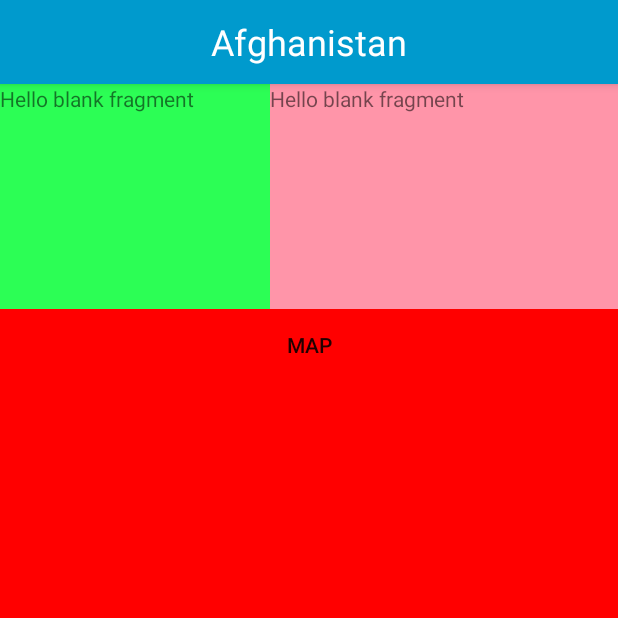
After one commit to Horfenico/ForeignTravelGuide, an Android app: the ActivityCompareResult2 screen opened directly, with no data from a screen before it, on a phone screen of 412 x 824 dp, the top half of it. The commit adds this screen. Run offline under Robolectric (Android 15) with nearby library versions, the phone set to English and light mode, and no system bars.

Commit message:
Added increased functionality

```diff
--- a/app/src/main/AndroidManifest.xml
+++ b/app/src/main/AndroidManifest.xml
@@ -49,6 +49,9 @@
         <activity
             android:name=".ActivityMaps"
             android:label="@string/title_activity_maps"></activity>
+        <activity android:name=".ActivityCompareResult1" />
+        <activity android:name=".ActivityCompareResult2" />
+
     </application>
 
 </manifest>
--- a/app/src/main/java/com/example/eric/foreigntravelguide/ActivityCompare.java
+++ b/app/src/main/java/com/example/eric/foreigntravelguide/ActivityCompare.java
@@ -1,7 +1,13 @@
 package com.example.eric.foreigntravelguide;
 
+import android.content.Intent;
 import android.os.Bundle;
 import android.support.v7.app.ActionBar;
+import android.view.View;
+import android.widget.AdapterView;
+import android.widget.ArrayAdapter;
+import android.widget.AutoCompleteTextView;
+import android.widget.Button;
 import android.widget.TextView;
 
 import java.util.List;
@@ -10,12 +16,17 @@ import java.util.List;
  * Created by Eric on 4/2/2015.
  */
 public class ActivityCompare extends ActivityForeignTravelGuide {
-    List<String> nameList;
+    private List<String> nameList;
+    private String firstCountry = "";
+    private String secndCountry = "";
+    private int firstCountryPos = 0;
+    private int secndCountryPos = 0;
 
     @Override
     protected void onCreate(Bundle savedInstanceState) {
         super.onCreate(savedInstanceState);
         setContentView(R.layout.activity_compare);
+
 
         //Set Action Bar
         ActionBar bar = getSupportActionBar();
@@ -23,6 +34,74 @@ public class ActivityCompare extends ActivityForeignTravelGuide {
         TextView title = (TextView) findViewById(R.id.title);
         title.setText("Compare");
 
+        nameList = getCountryNames();
+        //Set up AutoText1
+        ArrayAdapter<String> aa = new ArrayAdapter<String>(this,
+                android.R.layout.simple_dropdown_item_1line, nameList);
+        AutoCompleteTextView country1 = (AutoCompleteTextView) findViewById(R.id.compareText1);
+
+        country1.setAdapter(aa);
+        //On Click
+        country1.setOnItemClickListener(new AdapterView.OnItemClickListener() {
+            public void onItemClick(AdapterView parent, View view, int position, long id) {
+                String selection = (String) parent.getItemAtPosition(position);
+                int pos = -1;
+
+                for (int i = 0; i < nameList.size(); i++) {
+                    if (nameList.get(i).equals(selection)) {
+                        pos = i;
+                        break;
+                    }
+                }
+                //Assign selected country name and position to be used on button click
+                firstCountry = selection;
+                firstCountryPos = pos;
+            }
+        });
+
+        //Set up 2nd AutoText
+        ArrayAdapter<String> ab = new ArrayAdapter<String>(this,
+                android.R.layout.simple_dropdown_item_1line, nameList);
+        AutoCompleteTextView country2 = (AutoCompleteTextView) findViewById(R.id.compareText2);
+
+        country2.setAdapter(ab);
+        //On Click
+        country2.setOnItemClickListener(new AdapterView.OnItemClickListener() {
+            public void onItemClick(AdapterView parent, View view, int position, long id) {
+                String selection = (String) parent.getItemAtPosition(position);
+                int pos = -1;
+
+                for (int i = 0; i < nameList.size(); i++) {
+                    if (nameList.get(i).equals(selection)) {
+                        pos = i;
+                        break;
+                    }
+                }
+                //For button
+                secndCountry = selection;
+                secndCountryPos = pos;
+
+            }
+        });
+
+        //Set up button
+        Button compareButton = (Button) findViewById(R.id.compareButton);
+
+
+
+        //Button on click
+        compareButton.setOnClickListener(new View.OnClickListener() {
+            public void onClick(View v) {
+                //Set up Intent
+                final Intent compareIntent = new Intent(getApplicationContext(), ActivityCompareResult1.class );
+                compareIntent.putExtra("secondCountry", secndCountry);
+                compareIntent.putExtra("secndCountryPos", secndCountryPos);
+                compareIntent.putExtra("firstCountryPos", firstCountryPos);
+                startActivity(compareIntent);
+            }
+        });
+
+
 
     }
 }
--- /dev/null
+++ b/app/src/main/java/com/example/eric/foreigntravelguide/ActivityCompareResult2.java
@@ -0,0 +1,194 @@
+package com.example.eric.foreigntravelguide;
+
+import android.content.Context;
+import android.content.Intent;
+import android.os.Bundle;
+import android.support.v4.app.Fragment;
+import android.support.v4.app.FragmentManager;
+import android.support.v4.app.FragmentTransaction;
+import android.support.v7.app.ActionBar;
+import android.view.Menu;
+import android.view.MenuItem;
+import android.view.View;
+import android.widget.Button;
+import android.widget.TabHost;
+import android.widget.TextView;
+
+import java.util.ArrayList;
+import java.util.HashMap;
+import java.util.List;
+
+/**
+ * Created by Eric on 4/9/2015.
+ */
+public class ActivityCompareResult2 extends ActivityCompare implements TabHost.OnTabChangeListener {
+    private TabHost mTabHost;
+    private HashMap<String, TabInfo> mapTabInfo = new HashMap<String, ActivityCompareResult2.TabInfo>();
+    private TabInfo mLastTab = null;
+    private static void addTab(ActivityCompareResult2 activity, TabHost tabHost, TabHost.TabSpec tabSpec, TabInfo tabInfo) {
+        // Attach a Tab view factory to the spec
+        tabSpec.setContent(activity.new TabFactory(activity));
+        String tag = tabSpec.getTag();
+
+        // Check to see if we already have a fragment for this tab, probably
+        // from a previously saved state.  If so, deactivate it, because our
+        // initial state is that a tab isn't shown.
+        tabInfo.fragment = activity.getSupportFragmentManager().findFragmentByTag(tag);
+        if (tabInfo.fragment != null && !tabInfo.fragment.isDetached()) {
+            FragmentTransaction ft = activity.getSupportFragmentManager().beginTransaction();
+            ft.detach(tabInfo.fragment);
+            ft.commit();
+            activity.getSupportFragmentManager().executePendingTransactions();
+        }
+
+        tabHost.addTab(tabSpec);
+    }
+
+    @Override
+    protected void onCreate(Bundle savedInstanceState) {
+        super.onCreate(savedInstanceState);
+        setContentView(R.layout.activity_compareresult2);
+        int position = 0;
+
+        //Initialise tab host
+        this.initialiseTabHost(savedInstanceState);
+
+        if (savedInstanceState != null)
+            mTabHost.setCurrentTabByTag(savedInstanceState.getString("tab")); //set the tab as per the saved state
+        //
+
+        //Get Country Names
+        List<String> nameList = new ArrayList<>();
+        nameList = getCountryNames();
+        //Get position of item selected
+        Intent intent = getIntent();
+       // Bundle extras = intent.getExtras();
+        if (intent != null) {
+            position = intent.getIntExtra("pos", position);
+        }
+
+        //Set action bar title
+        ActionBar bar = getSupportActionBar();
+        bar.setHomeButtonEnabled(true);
+        TextView title = (TextView) findViewById(R.id.title);
+        title.setText(nameList.get(position));
+
+        //Get reference to activity fragment manager
+        FragmentManager manager = getSupportFragmentManager();
+
+        //Reference fragment transaction
+        FragmentTransaction transaction = manager.beginTransaction();
+
+        //Create frag objects
+        FragmentFlag flag = new FragmentFlag();
+        FragmentLand land = new FragmentLand();
+        FragmentMap map = new FragmentMap();
+
+        //Add Fragments to the transaction
+        transaction.add(R.id.flagFrag, flag, "Flag");
+        transaction.add(R.id.landFrag, land, "Land");
+        transaction.add(R.id.mapFrag, map, "Map");
+
+        //Commit Transaction
+        transaction.commit();
+
+        //Set up Button
+        Button mapButton = (Button) findViewById(R.id.mapButton);
+
+        //Map Intent
+        final Intent mapIntent = new Intent(getApplicationContext(), ActivityMaps.class);
+
+        //Button On Click
+        mapButton.setOnClickListener(new View.OnClickListener() {
+            public void onClick(View v) {
+                startActivity(mapIntent);
+            }
+        });
+    }
+
+    protected void onSaveInstanceState(Bundle outState) {
+        outState.putString("tab", mTabHost.getCurrentTabTag()); // save selected tab
+    }
+
+    private void initialiseTabHost(Bundle args) {
+        mTabHost = (TabHost) findViewById(android.R.id.tabhost);
+        mTabHost.setup();
+        TabInfo tabInfo = null;
+        ActivityCompareResult2.addTab(this, this.mTabHost, this.mTabHost.newTabSpec("Info").setIndicator("Info"), (tabInfo = new TabInfo("Info", FragmentTab1.class, args)));
+        this.mapTabInfo.put(tabInfo.tag, tabInfo);
+        ActivityCompareResult2.addTab(this, this.mTabHost, this.mTabHost.newTabSpec("Tourism").setIndicator("Tourism"), (tabInfo = new TabInfo("Tourism", FragmentTab2.class, args)));
+        this.mapTabInfo.put(tabInfo.tag, tabInfo);
+        ActivityCompareResult2.addTab(this, this.mTabHost, this.mTabHost.newTabSpec("Climate").setIndicator("Climate"), (tabInfo = new TabInfo("Climate", FragmentTab3.class, args)));
+        this.mapTabInfo.put(tabInfo.tag, tabInfo);
+        ActivityCompareResult2.addTab(this, this.mTabHost, this.mTabHost.newTabSpec("Security").setIndicator("Security"), (tabInfo = new TabInfo("Security", FragmentTab4.class, args)));
+        this.mapTabInfo.put(tabInfo.tag, tabInfo);
+        // Default to first tab
+        this.onTabChanged("Info");
+        //
+        mTabHost.setOnTabChangedListener(this);
+    }
+
+    public void onTabChanged(String tag) {
+        TabInfo newTab = this.mapTabInfo.get(tag);
+        if (mLastTab != newTab) {
+            FragmentTransaction ft = this.getSupportFragmentManager().beginTransaction();
+            if (mLastTab != null) {
+                if (mLastTab.fragment != null) {
+                    ft.detach(mLastTab.fragment);
+                }
+            }
+            if (newTab != null) {
+                if (newTab.fragment == null) {
+                    newTab.fragment = Fragment.instantiate(this,
+                            newTab.clss.getName(), newTab.args);
+                    ft.add(R.id.realtabcontent, newTab.fragment, newTab.tag);
+                } else {
+                    ft.attach(newTab.fragment);
+                }
+            }
+
+            mLastTab = newTab;
+            ft.commit();
+            this.getSupportFragmentManager().executePendingTransactions();
+        }
+    }
+
+    @Override
+    public boolean onPrepareOptionsMenu(Menu menu) {
+        MenuItem item = menu.findItem(R.id.action_about);
+        MenuItem item2 = menu.findItem(R.id.action_help);
+        item.setVisible(false);
+        item2.setVisible(false);
+        return true;
+    }
+
+    //Maintains info of a tabs construct
+    private class TabInfo {
+        private String tag;
+        private Class<?> clss;
+        private Bundle args;
+        private Fragment fragment;
+
+        TabInfo(String tag, Class<?> classy, Bundle args) {
+            this.tag = tag;
+            this.clss = classy;
+            this.args = args;
+        }
+    }
+
+    //Return dummy view to TabHost
+    class TabFactory implements TabHost.TabContentFactory {
+        private final Context mContext;
+
+        public TabFactory(Context context) {
+            mContext = context;
+        }
+
+        public View createTabContent(String tag) {
+            View v = new View(mContext);
+            v.setMinimumHeight(0);
+            v.setMinimumWidth(0);
+            return v;
+        }
+    }
+}
--- a/app/src/main/java/com/example/eric/foreigntravelguide/ActivityForeignTravelGuide.java
+++ b/app/src/main/java/com/example/eric/foreigntravelguide/ActivityForeignTravelGuide.java
@@ -49,6 +49,11 @@ public class ActivityForeignTravelGuide extends ActionBarActivity {
         Button countryButton = (Button) findViewById(R.id.countryButton);
         Button searchButton = (Button) findViewById(R.id.searchButton);
         Button compareButton = (Button) findViewById(R.id.compareButton);
+
+        //Set buttons transparent
+        countryButton.getBackground().setAlpha(64);
+        searchButton.getBackground().setAlpha(64);
+        compareButton.getBackground().setAlpha(64);
 
         //Set up Activity Intents
         final Intent countryIntent = new Intent(this, ActivityCountry.class);
@@ -130,7 +135,7 @@ public class ActivityForeignTravelGuide extends ActionBarActivity {
     }
 
     // function to seperate CSV values
-    public void ExtractData() {
+    private void ExtractData() {
         //Get Advisory State levels
         for (int i = 2; i < list.size(); i++)
             advisoryState[i] = Integer.parseInt(list.get(i)[8]);
--- /dev/null
+++ b/app/src/main/res/layout/activity_compareresult2.xml
@@ -0,0 +1,81 @@
+<?xml version="1.0" encoding="utf-8"?>
+<RelativeLayout xmlns:android="http://schemas.android.com/apk/res/android"
+    android:layout_width="match_parent"
+    android:layout_height="match_parent">
+
+    <LinearLayout
+        android:id="@+id/flagFrag"
+        android:layout_width="wrap_content"
+        android:layout_height="wrap_content"
+        android:layout_alignParentStart="true"
+        android:layout_alignParentTop="true"
+        android:orientation="vertical"></LinearLayout>
+
+    <LinearLayout
+        android:id="@+id/landFrag"
+        android:layout_width="wrap_content"
+        android:layout_height="wrap_content"
+        android:layout_alignParentEnd="true"
+        android:layout_alignParentTop="true"
+        android:layout_toEndOf="@+id/flagFrag"
+        android:orientation="vertical"></LinearLayout>
+
+    <LinearLayout
+        android:id="@+id/mapFrag"
+        android:layout_width="match_parent"
+        android:layout_height="wrap_content"
+        android:layout_alignParentEnd="false"
+        android:layout_below="@+id/landFrag"
+        android:layout_centerHorizontal="true"
+        android:orientation="vertical">
+
+        <Button
+            android:id="@+id/mapButton"
+            android:layout_width="match_parent"
+            android:layout_height="wrap_content"
+            android:layout_gravity="center_horizontal|top"
+            android:background="#FF0000"
+            android:text="@string/mapfragText" />
+    </LinearLayout>
+
+    <LinearLayout xmlns:android="http://schemas.android.com/apk/res/android"
+        android:layout_width="fill_parent"
+        android:layout_height="fill_parent"
+        android:layout_below="@id/mapFrag"
+        android:orientation="vertical">
+
+        <TabHost
+            android:id="@android:id/tabhost"
+            android:layout_width="fill_parent"
+            android:layout_height="fill_parent">
+
+            <LinearLayout
+                android:layout_width="fill_parent"
+                android:layout_height="fill_parent"
+                android:orientation="vertical">
+
+                <TabWidget
+                    android:id="@android:id/tabs"
+                    android:layout_width="fill_parent"
+                    android:layout_height="wrap_content"
+                    android:layout_weight="0"
+                    android:orientation="horizontal" />
+
+                <FrameLayout
+                    android:id="@android:id/tabcontent"
+                    android:layout_width="0dp"
+                    android:layout_height="0dp"
+                    android:layout_weight="0" />
+
+                <FrameLayout
+                    android:id="@+id/realtabcontent"
+                    android:layout_width="fill_parent"
+                    android:layout_height="0dp"
+                    android:layout_weight="1" >
+
+
+                </FrameLayout>
+            </LinearLayout>
+        </TabHost>
+    </LinearLayout>
+</RelativeLayout>
--- a/app/src/main/res/values/strings.xml
+++ b/app/src/main/res/values/strings.xml
@@ -4,7 +4,7 @@
     <string name="title">Foreign Travel Guide</string>
     <string name="countryButton">Countries</string>
     <string name="searchButton">Search</string>
-    <string name="compareButton">Compare</string>
+    <string name="compareButton">Go</string>
     <string name="action_about">About</string>
     <string name="action_help">Help</string>
     <string name="action_sortAZ">Sort A-Z</string>
@@ -14,6 +14,7 @@
     <string name="searchText">Enter Desired Destination</string>
     <string name="compareText1">Enter First Desired Location</string>
     <string name="compareText2">Enter Second Desired Location</string>
+    <string name="compareMenu">Compare</string>
     <string name="mapfragText">Map</string>
 
     <!-- TODO: Remove or change this placeholder text -->
```
Also changed, not shown: app/src/main/java/com/example/eric/foreigntravelguide/ActivityCompareResult1.java (added, +217 -0 lines), app/src/main/res/layout/activity_compare.xml (+10 -0 lines), app/src/main/res/layout/activity_compareresult1.xml (added, +86 -0 lines), app/src/main/res/layout/activity_main.xml (+13 -15 lines), app/src/main/res/drawable/font.png (added), app/src/main/res/drawable/plane.png.
